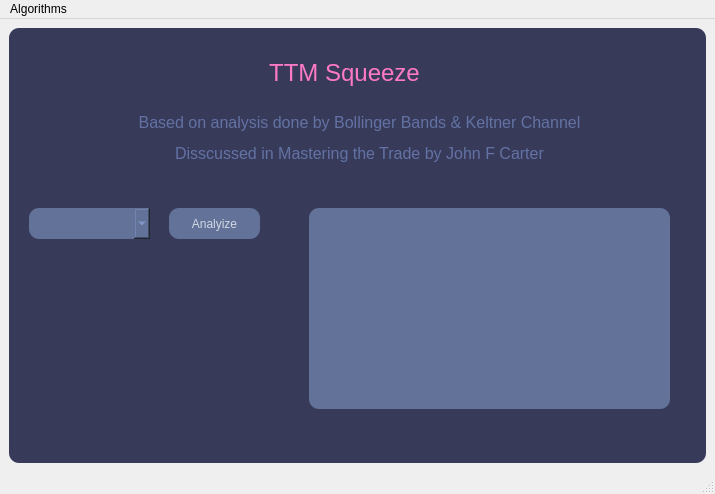
Qt form code/ui_elements/main.ui (EranYonai/Stock-Finder) before a commit.
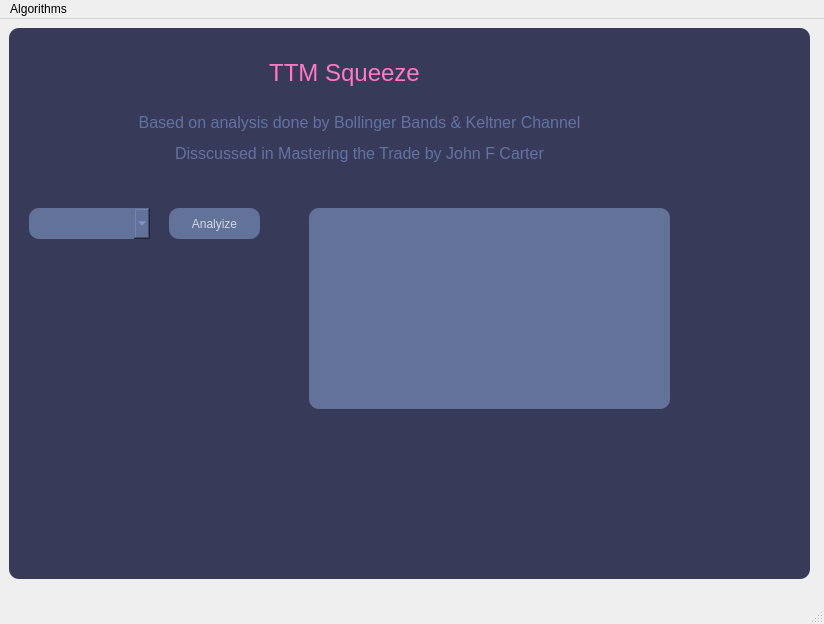
The same form after that commit.

Commit message:
yf_functions added + small additions to main.py
yf_functions:
- is_consolidating - Checks if a ticker is in a consolidation state relative to the given percentage parameter
    By Part Time Larry - Finding Breakout Candidates with Python and Pandas
- is_breaking_consolidation -Checks if a ticker is breaking out from consolidation state relative to the given percentage parameter
    By Part Time Larry - Finding Breakout Candidates with Python and Pandas
main.py - no major changes

```diff
--- a/code/ui_elements/main.ui
+++ b/code/ui_elements/main.ui
@@ -6,17 +6,39 @@
    <rect>
     <x>0</x>
     <y>0</y>
-    <width>715</width>
-    <height>494</height>
+    <width>824</width>
+    <height>624</height>
    </rect>
   </property>
+  <property name="minimumSize">
+   <size>
+    <width>824</width>
+    <height>624</height>
+   </size>
+  </property>
+  <property name="maximumSize">
+   <size>
+    <width>824</width>
+    <height>624</height>
+   </size>
+  </property>
   <property name="windowTitle">
    <string>MainWindow</string>
   </property>
   <widget class="QWidget" name="centralwidget">
    <layout class="QVBoxLayout" name="verticalLayout">
     <item>
+     <widget class="QStackedWidget" name="stackedWidget">
+      <widget class="QWidget" name="page">
      <widget class="QFrame" name="ttm_frame">
+        <property name="geometry">
+         <rect>
+          <x>0</x>
+          <y>0</y>
+          <width>801</width>
+          <height>551</height>
+         </rect>
+        </property>
       <property name="styleSheet">
        <string notr="true">QFrame {	
 	background-color: rgb(56, 58, 89);	
@@ -133,6 +155,9 @@
        </property>
       </widget>
      </widget>
+      </widget>
+      <widget class="QWidget" name="page_2"/>
+     </widget>
     </item>
    </layout>
   </widget>
@@ -141,7 +166,7 @@
     <rect>
      <x>0</x>
      <y>0</y>
-     <width>715</width>
+     <width>824</width>
      <height>26</height>
     </rect>
    </property>
```
Left out of the diff: 3 changed lines with no effect on the pictures. Lines whose indentation alone changed are shown as unchanged. The commit also changes 2 other files.
